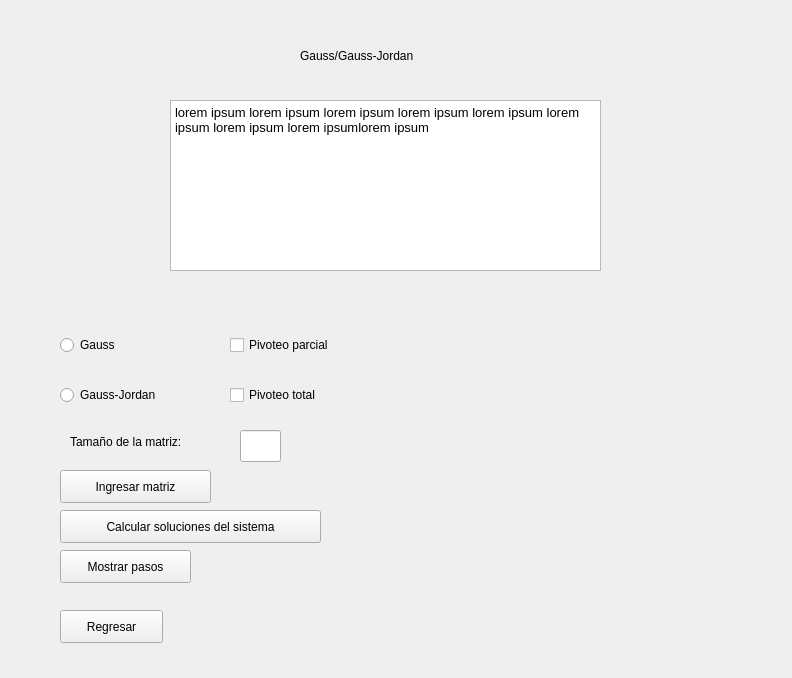
Above: Gauss.ui from ikababiz/Proyecto-Metodos-Numericos-I before the change. Below: the same form after it.
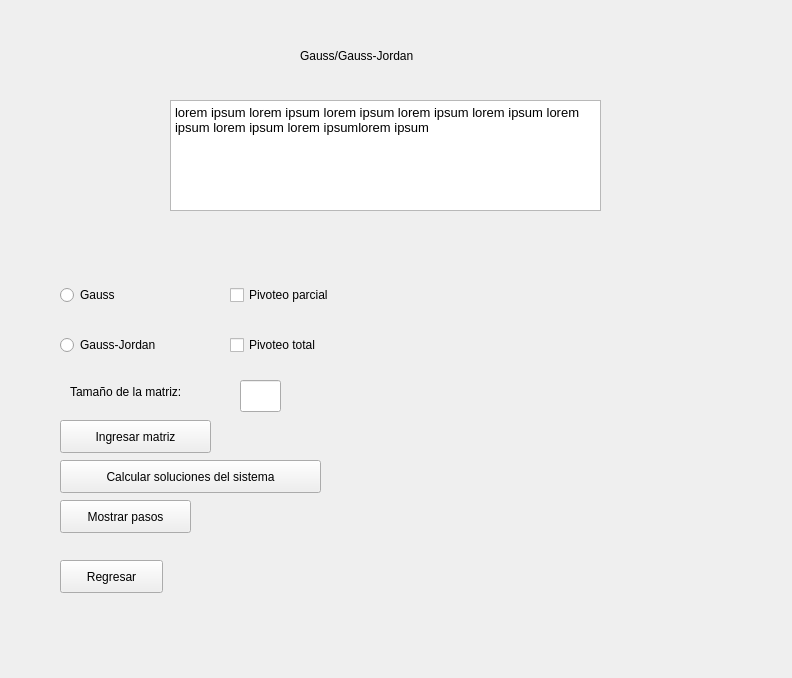
That is the form after the change.

Commit message: Actualización del menú principal, ahora se conecta con el método Gauss/Gauss-Jordan

Patch:
```diff
--- a/Gauss.ui
+++ b/Gauss.ui
@@ -32,7 +32,7 @@
      <x>170</x>
      <y>100</y>
      <width>431</width>
-     <height>171</height>
+     <height>111</height>
     </rect>
    </property>
    <property name="html">
@@ -47,7 +47,7 @@
    <property name="geometry">
     <rect>
      <x>60</x>
-     <y>330</y>
+     <y>280</y>
      <width>129</width>
      <height>30</height>
     </rect>
@@ -60,7 +60,7 @@
    <property name="geometry">
     <rect>
      <x>60</x>
-     <y>380</y>
+     <y>330</y>
      <width>129</width>
      <height>30</height>
     </rect>
@@ -73,7 +73,7 @@
    <property name="geometry">
     <rect>
      <x>230</x>
-     <y>330</y>
+     <y>280</y>
      <width>151</width>
      <height>30</height>
     </rect>
@@ -86,7 +86,7 @@
    <property name="geometry">
     <rect>
      <x>230</x>
-     <y>380</y>
+     <y>330</y>
      <width>131</width>
      <height>30</height>
     </rect>
@@ -99,7 +99,7 @@
    <property name="geometry">
     <rect>
      <x>60</x>
-     <y>510</y>
+     <y>460</y>
      <width>261</width>
      <height>33</height>
     </rect>
@@ -112,7 +112,7 @@
    <property name="geometry">
     <rect>
      <x>60</x>
-     <y>550</y>
+     <y>500</y>
      <width>131</width>
      <height>33</height>
     </rect>
@@ -125,7 +125,7 @@
    <property name="geometry">
     <rect>
      <x>60</x>
-     <y>470</y>
+     <y>420</y>
      <width>151</width>
      <height>33</height>
     </rect>
@@ -138,7 +138,7 @@
    <property name="geometry">
     <rect>
      <x>60</x>
-     <y>610</y>
+     <y>560</y>
      <width>103</width>
      <height>33</height>
     </rect>
@@ -151,7 +151,7 @@
    <property name="geometry">
     <rect>
      <x>70</x>
-     <y>430</y>
+     <y>380</y>
      <width>171</width>
      <height>24</height>
     </rect>
@@ -164,7 +164,7 @@
    <property name="geometry">
     <rect>
      <x>240</x>
-     <y>430</y>
+     <y>380</y>
      <width>41</width>
      <height>32</height>
     </rect>
```
The commit also changes 1 other file.
